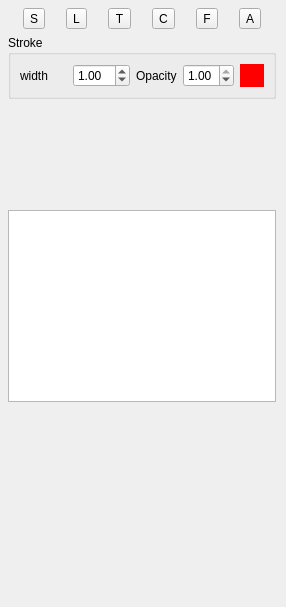
Qt form inspector.ui (mswed/anny) before a commit.
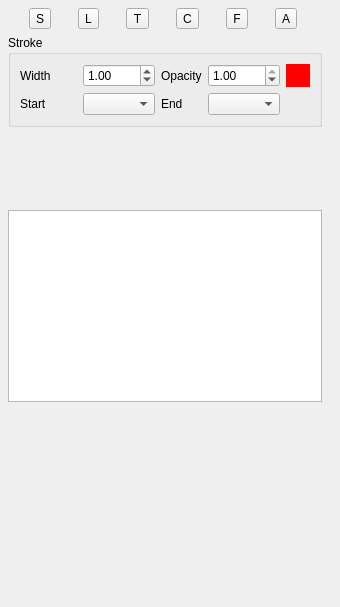
The same form after that commit.

Commit message: arrow selection in ui

```diff
--- a/inspector.ui
+++ b/inspector.ui
@@ -6,7 +6,7 @@
    <rect>
     <x>0</x>
     <y>0</y>
-    <width>286</width>
+    <width>340</width>
     <height>607</height>
    </rect>
   </property>
@@ -18,7 +18,7 @@
     <rect>
      <x>0</x>
      <y>0</y>
-     <width>284</width>
+     <width>330</width>
      <height>410</height>
     </rect>
    </property>
@@ -111,20 +111,7 @@
        <item row="0" column="0">
         <widget class="QLabel" name="strokeWidthLabel">
          <property name="text">
-          <string>width</string>
-         </property>
-        </widget>
-       </item>
-       <item row="0" column="3">
-        <widget class="QDoubleSpinBox" name="strokeOpacityField">
-         <property name="maximum">
-          <double>1.000000000000000</double>
-         </property>
-         <property name="singleStep">
-          <double>0.100000000000000</double>
-         </property>
-         <property name="value">
-          <double>1.000000000000000</double>
+          <string>Width</string>
          </property>
         </widget>
        </item>
@@ -163,6 +150,19 @@
          </property>
         </widget>
        </item>
+       <item row="0" column="3">
+        <widget class="QDoubleSpinBox" name="strokeOpacityField">
+         <property name="maximum">
+          <double>1.000000000000000</double>
+         </property>
+         <property name="singleStep">
+          <double>0.100000000000000</double>
+         </property>
+         <property name="value">
+          <double>1.000000000000000</double>
+         </property>
+        </widget>
+       </item>
        <item row="0" column="2">
         <widget class="QLabel" name="strokeOpacityLabel">
          <property name="text">
@@ -170,6 +170,26 @@
          </property>
         </widget>
        </item>
+       <item row="1" column="0">
+        <widget class="QLabel" name="startCapLabel">
+         <property name="text">
+          <string>Start</string>
+         </property>
+        </widget>
+       </item>
+       <item row="1" column="1">
+        <widget class="QComboBox" name="startCapCb"/>
+       </item>
+       <item row="1" column="2">
+        <widget class="QLabel" name="endCapLabel">
+         <property name="text">
+          <string>End</string>
+         </property>
+        </widget>
+       </item>
+       <item row="1" column="3">
+        <widget class="QComboBox" name="endCapCb"/>
+       </item>
       </layout>
      </widget>
     </item>
```
The commit also changes 5 other files.
